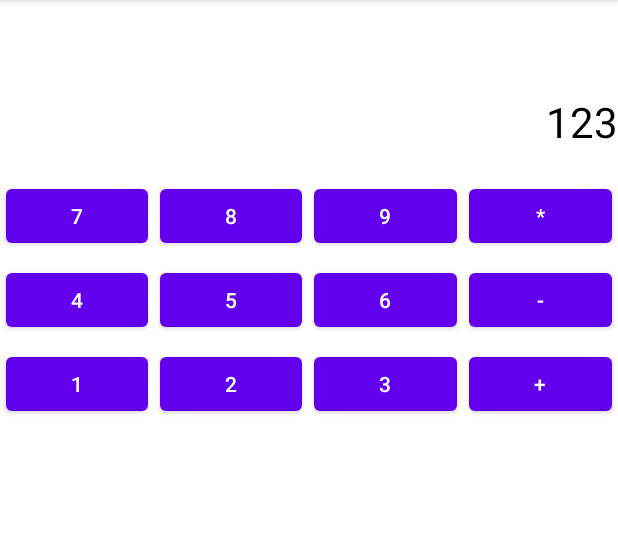
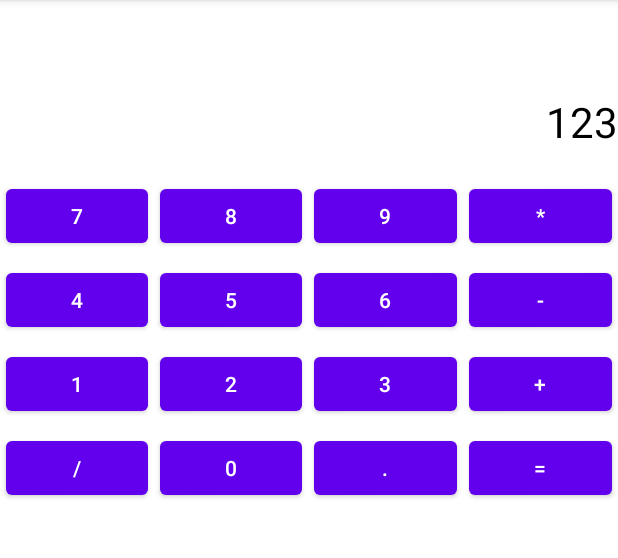
Before and after one commit to Yong-Park/Taller-Calculadora-UVG, an Android app: the Calculadora screen opened directly, with no data from a screen before it, on a phone screen of 412 x 824 dp, the part 84-642 px from its top. Run offline under Robolectric (Android 15) with nearby library versions, the phone set to English and light mode, and no system bars.

```diff
--- a/app/src/main/java/com/prueba/myapplication/Calculadora.kt
+++ b/app/src/main/java/com/prueba/myapplication/Calculadora.kt
@@ -12,6 +12,17 @@ class Calculadora : AppCompatActivity() {
     lateinit var  btnDos: Button
     lateinit var  btnTres: Button
     lateinit var  btnMas: Button
+    lateinit var  btnCuatro: Button
+    lateinit var  btnCinco: Button
+    lateinit var  btnSeis: Button
+    lateinit var  btnSiete: Button
+    lateinit var  btnOcho: Button
+    lateinit var  btnNueve: Button
+    lateinit var btnResta:Button
+    lateinit var btnMultiplicar:Button
+    lateinit var btnDividir:Button
+    lateinit var btnPunto:Button
+    lateinit var btnCero: Button
 
     override fun onCreate(savedInstanceState: Bundle?) {
         super.onCreate(savedInstanceState)
@@ -23,6 +34,17 @@ class Calculadora : AppCompatActivity() {
         btnDos = findViewById(R.id.btnDos)
         btnTres = findViewById(R.id.btnTres)
         btnMas = findViewById(R.id.btnMas)
+        btnCuatro = findViewById(R.id.btnCuatro)
+        btnCinco = findViewById(R.id.btnCinco)
+        btnSeis = findViewById(R.id.btnSeis)
+        btnSiete = findViewById(R.id.btnSiete)
+        btnOcho = findViewById(R.id.btnOcho)
+        btnNueve = findViewById(R.id.btnNueve)
+        btnMultiplicar = findViewById(R.id.btnMultiplicar)
+        btnResta = findViewById(R.id.btnMenos)
+        btnDividir = findViewById(R.id.btnDividir)
+        btnPunto = findViewById(R.id.btnPunto)
+        btnCero = findViewById(R.id.btnCero)
 
         btnUno.setOnClickListener{
             txtResultado.text = "1"
@@ -33,6 +55,30 @@ class Calculadora : AppCompatActivity() {
         btnTres.setOnClickListener{
             txtResultado.text = "3"
         }
+        btnCuatro.setOnClickListener{
+            txtResultado.text = "4"
+        }
+        btnCinco.setOnClickListener{
+            txtResultado.text = "5"
+        }
+        btnSeis.setOnClickListener{
+            txtResultado.text = "6"
+        }
+        btnSiete.setOnClickListener{
+            txtResultado.text = "7"
+        }
+        btnOcho.setOnClickListener{
+            txtResultado.text = "8"
+        }
+        btnNueve.setOnClickListener{
+            txtResultado.text = "9"
+        }
+        btnPunto.setOnClickListener{
+            txtResultado.text = "."
+        }
+        btnCero.setOnClickListener{
+            txtResultado.text = "0"
+        }
 
     }
 }
--- a/app/src/main/res/layout/activity_calculadora.xml
+++ b/app/src/main/res/layout/activity_calculadora.xml
@@ -22,24 +22,28 @@
         android:layout_width="match_parent"
         android:layout_height="wrap_content">
         <Button
+            android:id="@+id/btnSiete"
             android:layout_margin="4dp"
             android:layout_weight="1"
             android:layout_width="0dp"
             android:text="7"
             android:layout_height="wrap_content"/>
         <Button
+            android:id="@+id/btnOcho"
             android:layout_margin="4dp"
             android:layout_weight="1"
             android:layout_width="0dp"
             android:text="8"
             android:layout_height="wrap_content"/>
         <Button
+            android:id="@+id/btnNueve"
             android:layout_margin="4dp"
             android:layout_weight="1"
             android:layout_width="0dp"
             android:text="9"
             android:layout_height="wrap_content"/>
         <Button
+            android:id="@+id/btnMultiplicar"
             android:layout_margin="4dp"
             android:layout_weight="1"
             android:layout_width="0dp"
@@ -52,24 +56,28 @@
         android:layout_width="match_parent"
         android:layout_height="wrap_content">
         <Button
+            android:id="@+id/btnCuatro"
             android:layout_margin="4dp"
             android:layout_weight="1"
             android:layout_width="0dp"
             android:text="4"
             android:layout_height="wrap_content"/>
         <Button
+            android:id="@+id/btnCinco"
             android:layout_margin="4dp"
             android:layout_weight="1"
             android:layout_width="0dp"
             android:text="5"
             android:layout_height="wrap_content"/>
         <Button
+            android:id="@+id/btnSeis"
             android:layout_margin="4dp"
             android:layout_weight="1"
             android:layout_width="0dp"
             android:text="6"
             android:layout_height="wrap_content"/>
         <Button
+            android:id="@+id/btnMenos"
             android:layout_margin="4dp"
             android:layout_weight="1"
             android:layout_width="0dp"
@@ -107,6 +115,40 @@
             android:layout_weight="1"
             android:layout_width="0dp"
             android:text="+"
+            android:layout_height="wrap_content"/>
+    </LinearLayout>
+
+    <!-- fila 0!-->
+    <LinearLayout
+        android:layout_width="match_parent"
+        android:layout_height="wrap_content">
+        <Button
+            android:id="@+id/btnDividir"
+            android:layout_margin="4dp"
+            android:layout_weight="1"
+            android:layout_width="0dp"
+            android:text="/"
+            android:layout_height="wrap_content"/>
+        <Button
+            android:id="@+id/btnCero"
+            android:layout_margin="4dp"
+            android:layout_weight="1"
+            android:layout_width="0dp"
+            android:text="0"
+            android:layout_height="wrap_content"/>
+        <Button
+            android:id="@+id/btnPunto"
+            android:layout_margin="4dp"
+            android:layout_weight="1"
+            android:layout_width="0dp"
+            android:text="."
+            android:layout_height="wrap_content"/>
+        <Button
+            android:id="@+id/btnIgual"
+            android:layout_margin="4dp"
+            android:layout_weight="1"
+            android:layout_width="0dp"
+            android:text="="
             android:layout_height="wrap_content"/>
     </LinearLayout>
 
--- a/app/src/main/res/layout/activity_main.xml
+++ b/app/src/main/res/layout/activity_main.xml
@@ -10,7 +10,7 @@
         android:id="@+id/btnHello"
         android:layout_width="wrap_content"
         android:layout_height="wrap_content"
-        android:text="Hello World!"
+        android:text="Abrir calculadora"
         app:layout_constraintBottom_toBottomOf="parent"
         app:layout_constraintLeft_toLeftOf="parent"
         app:layout_constraintRight_toRightOf="parent"
```
